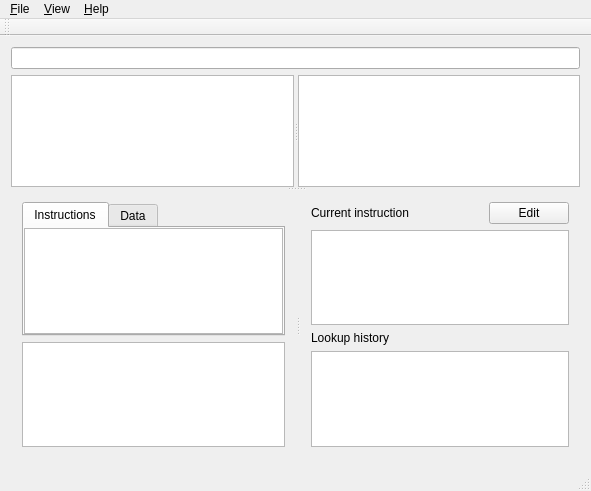
First picture: the form in src/qt/emilpro/mainwindow.ui, repository SimonKagstrom/emilpro, before the edit.
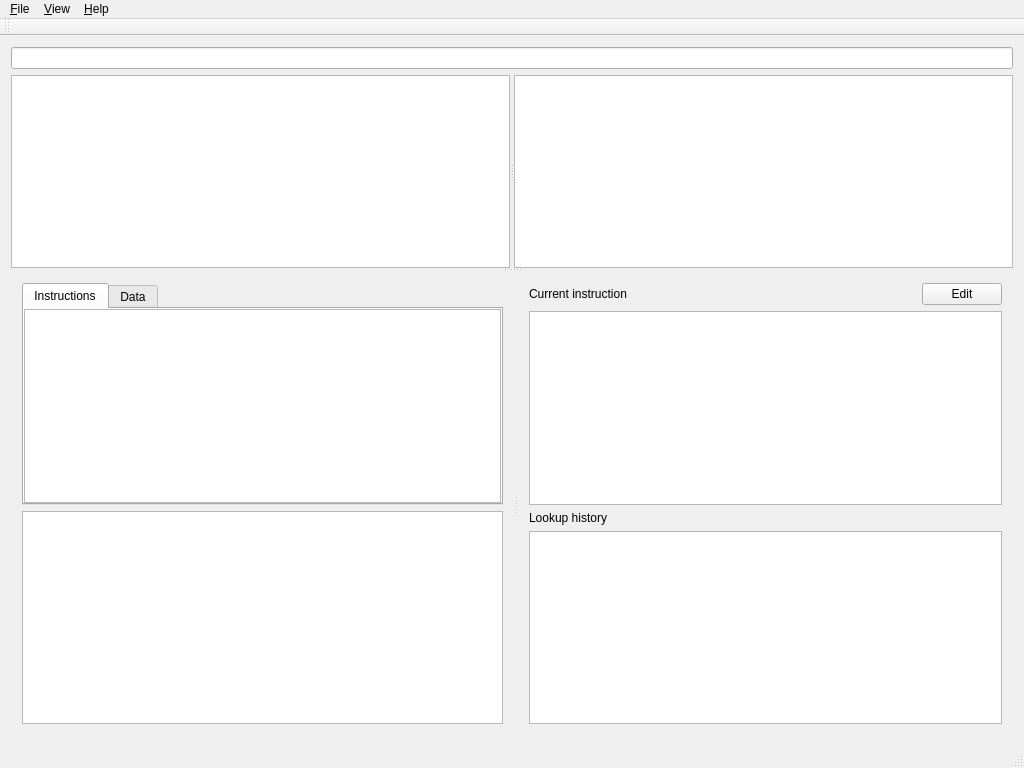
Second picture: the form after the edit.

Commit message:
qt gui: Implement symbol list and instruction list
Partially of course... And it's a hack!

What changed in the file:
```diff
--- a/src/qt/emilpro/mainwindow.ui
+++ b/src/qt/emilpro/mainwindow.ui
@@ -6,8 +6,8 @@
    <rect>
     <x>0</x>
     <y>0</y>
-    <width>591</width>
-    <height>491</height>
+    <width>1024</width>
+    <height>768</height>
    </rect>
   </property>
   <property name="windowTitle">
@@ -46,6 +46,9 @@
           <property name="showGrid">
            <bool>false</bool>
           </property>
+          <attribute name="verticalHeaderVisible">
+           <bool>false</bool>
+          </attribute>
          </widget>
          <widget class="QListView" name="referencesListView"/>
         </widget>
@@ -91,6 +94,9 @@
                  <property name="showGrid">
                   <bool>false</bool>
                  </property>
+                 <attribute name="verticalHeaderVisible">
+                  <bool>false</bool>
+                 </attribute>
                 </widget>
                </item>
               </layout>
@@ -191,7 +197,7 @@
     <rect>
      <x>0</x>
      <y>0</y>
-     <width>591</width>
+     <width>1024</width>
      <height>26</height>
     </rect>
    </property>
```
Left out of the diff: 17 changed lines with no effect on the pictures. The commit also changes 4 other files.
